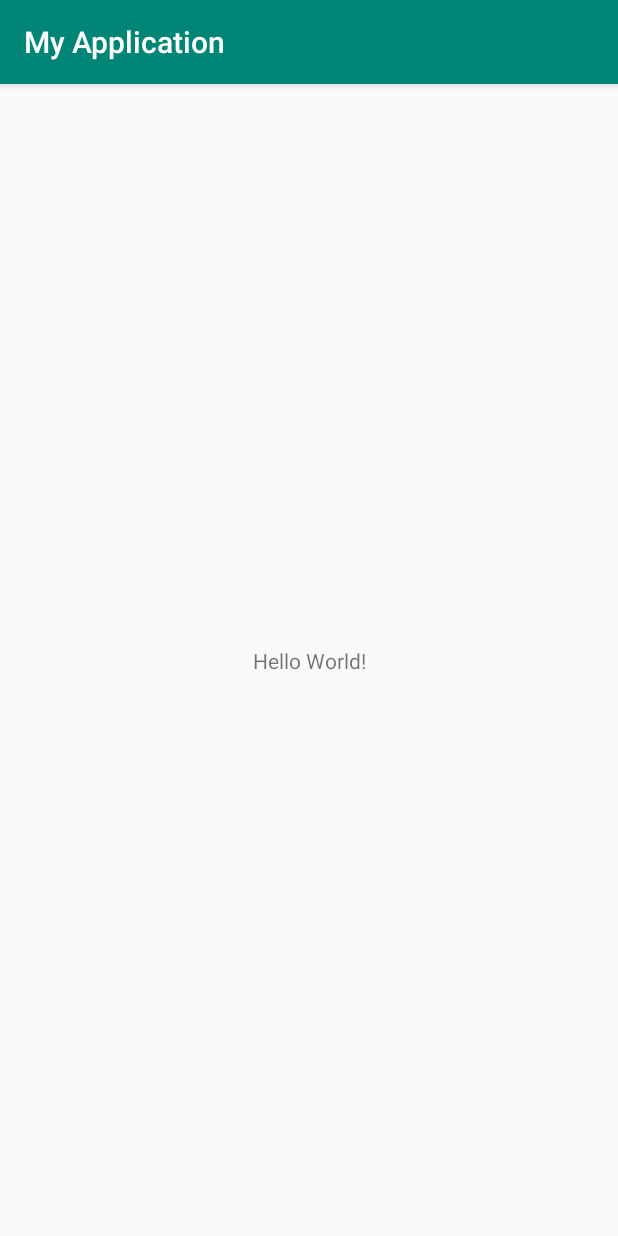
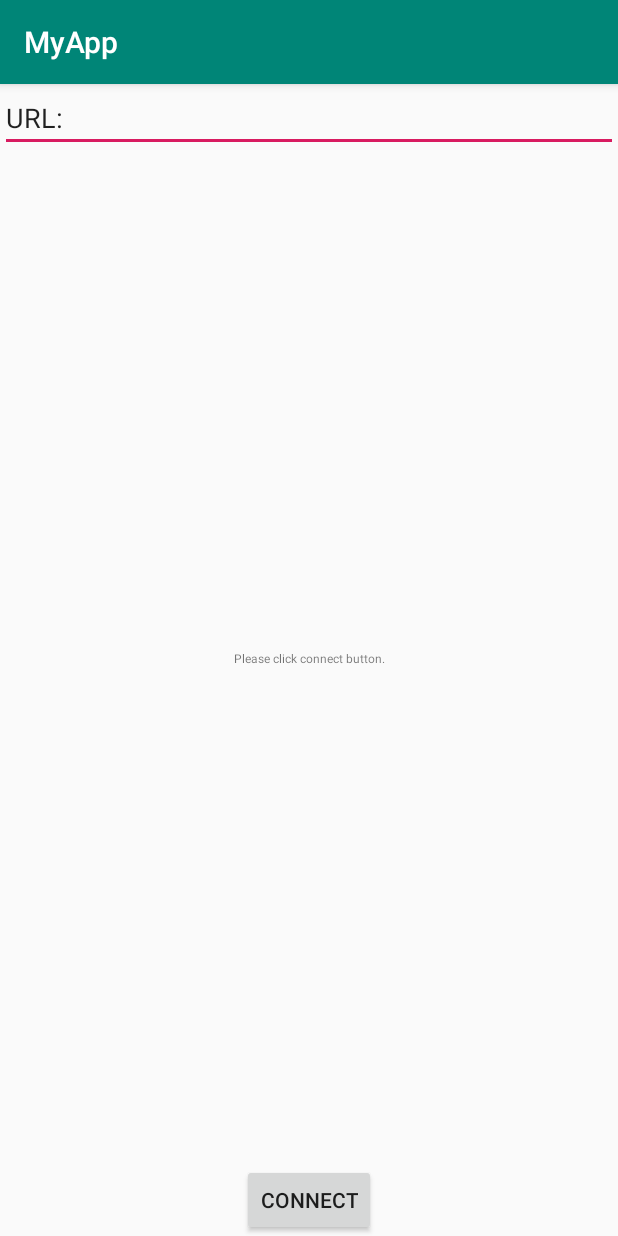
Before and after one commit to patch7/AndroidPush, an Android app: the screen it shows after launch (MainActivity), on a phone screen of 412 x 824 dp. Run offline under Robolectric (Android 15) with nearby library versions, the phone set to English and light mode, and no system bars.

Commit message:
Накидал набросок для подключения к интернету.

```diff
--- a/app/src/main/java/com/example/patch/myapplication/MainActivity.java
+++ b/app/src/main/java/com/example/patch/myapplication/MainActivity.java
@@ -1,38 +1,75 @@
 package com.example.patch.myapplication;
 
+import android.os.AsyncTask;
 import android.support.v7.app.AppCompatActivity;
 import android.os.Bundle;
+import android.view.View;
+import android.widget.Button;
+import android.widget.EditText;
+import android.widget.TextView;
+
+import java.net.HttpURLConnection;
+import java.net.URL;
 
 public class MainActivity extends AppCompatActivity {
+
+    private TextView text;
+    private EditText eText;
+    private Button btn;
 
     @Override
     protected void onCreate(Bundle savedInstanceState) {
         super.onCreate(savedInstanceState);
         setContentView(R.layout.activity_main);
+
+        text = (TextView) findViewById(R.id.text_view);
+        eText = (EditText) findViewById(R.id.URL);
+        btn = (Button) findViewById(R.id.connect_button);
+
+        btn.setOnClickListener(new View.OnClickListener() {
+            @Override
+            public void onClick(View v) {
+                new Connect().execute();
+            }
+        });
     }
 
-    public void set()
+    class Connect extends AsyncTask<String, String, String>
     {
-        ;
-    }
+        @Override
+        protected String doInBackground(String... params)
+        {
+            HttpURLConnection urlConnection = null;
+            try
+            {
+                URL Url = new URL(eText.getText().toString());
+                urlConnection = (HttpURLConnection) Url.openConnection();
+                int response = urlConnection.getResponseCode();
 
-    public void get()
-    {
-        ;
-    }
+                if(response == HttpURLConnection.HTTP_OK)
+                    //To be continue...
+            }
+            catch(Exception e)
+            {
+                e.printStackTrace();
+            }
+            finally
+            {
+                if(urlConnection != null)
+                    urlConnection.disconnect();
+            }
+        }
 
-    public void name()
-    {
-        ;
-    }
+        @Override
+        protected void onPostExecute(String result)
+        {
+            text.setText(result);
+        }
 
-    public void setName()
-    {
-        ;
-    }
-
-    public void getName()
-    {
-        ;
+        @Override
+        protected void onPreExecute()
+        {
+            ;
+        }
     }
 }
--- a/app/src/main/res/layout/activity_main.xml
+++ b/app/src/main/res/layout/activity_main.xml
@@ -4,15 +4,39 @@
     xmlns:tools="http://schemas.android.com/tools"
     android:layout_width="match_parent"
     android:layout_height="match_parent"
+    android:visibility="visible"
     tools:context=".MainActivity">
 
     <TextView
+        android:id="@+id/text_view"
         android:layout_width="wrap_content"
         android:layout_height="wrap_content"
-        android:text="Hello World!"
-        app:layout_constraintBottom_toBottomOf="parent"
+        android:lineSpacingExtra="8sp"
+        android:text="@string/default_text"
+        android:textSize="8sp"
+        app:layout_constraintBottom_toTopOf="@+id/connect_button"
         app:layout_constraintLeft_toLeftOf="parent"
         app:layout_constraintRight_toRightOf="parent"
-        app:layout_constraintTop_toTopOf="parent" />
+        app:layout_constraintTop_toBottomOf="@+id/URL" />
+
+    <EditText
+        android:id="@+id/URL"
+        android:layout_width="match_parent"
+        android:layout_height="wrap_content"
+        android:inputType="text|textUri|textEmailAddress"
+        android:text="@string/url"
+        app:layout_constraintEnd_toEndOf="parent"
+        app:layout_constraintStart_toStartOf="parent"
+        app:layout_constraintTop_toTopOf="parent"
+        android:autofillHints="https://www.stoloto.ru/" tools:targetApi="o"/>
+
+    <Button
+        android:id="@+id/connect_button"
+        android:layout_width="wrap_content"
+        android:layout_height="wrap_content"
+        android:text="@string/connect_button"
+        app:layout_constraintBottom_toBottomOf="parent"
+        app:layout_constraintEnd_toEndOf="parent"
+        app:layout_constraintStart_toStartOf="parent" />
 
 </android.support.constraint.ConstraintLayout>
--- a/app/src/main/res/values/strings.xml
+++ b/app/src/main/res/values/strings.xml
@@ -1,3 +1,6 @@
 <resources>
-    <string name="app_name">My Application</string>
+    <string name="app_name">MyApp</string>
+    <string name="url">URL:</string>
+    <string name="connect_button">Connect</string>
+    <string name="default_text">Please click connect button.</string>
 </resources>
```
